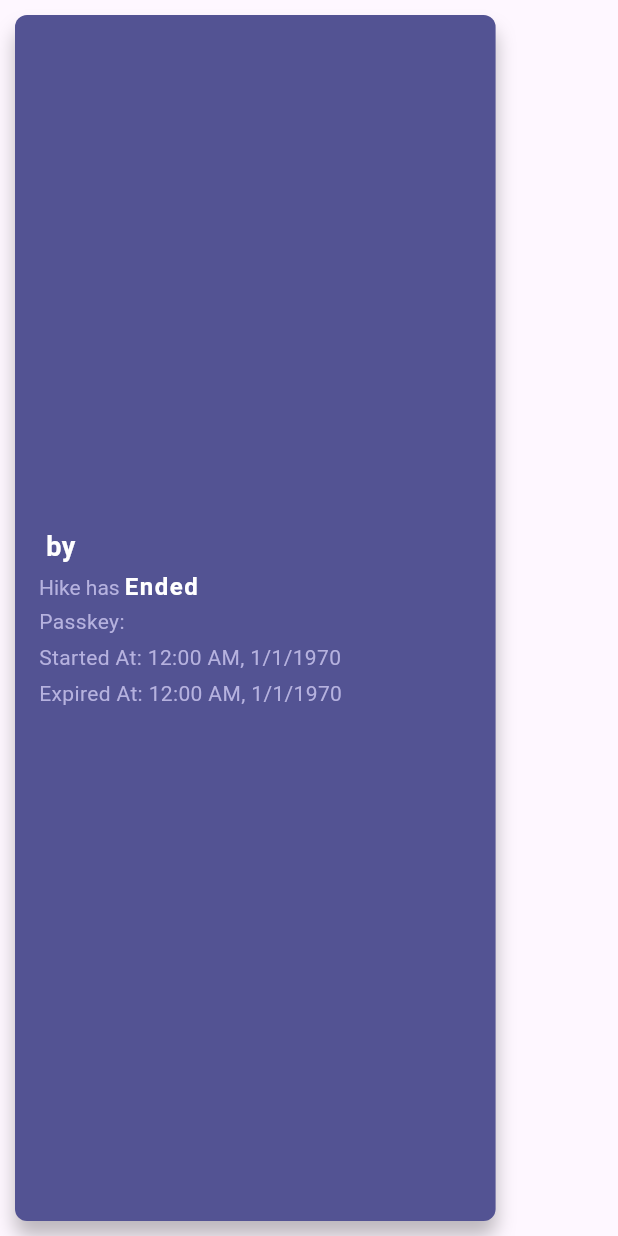
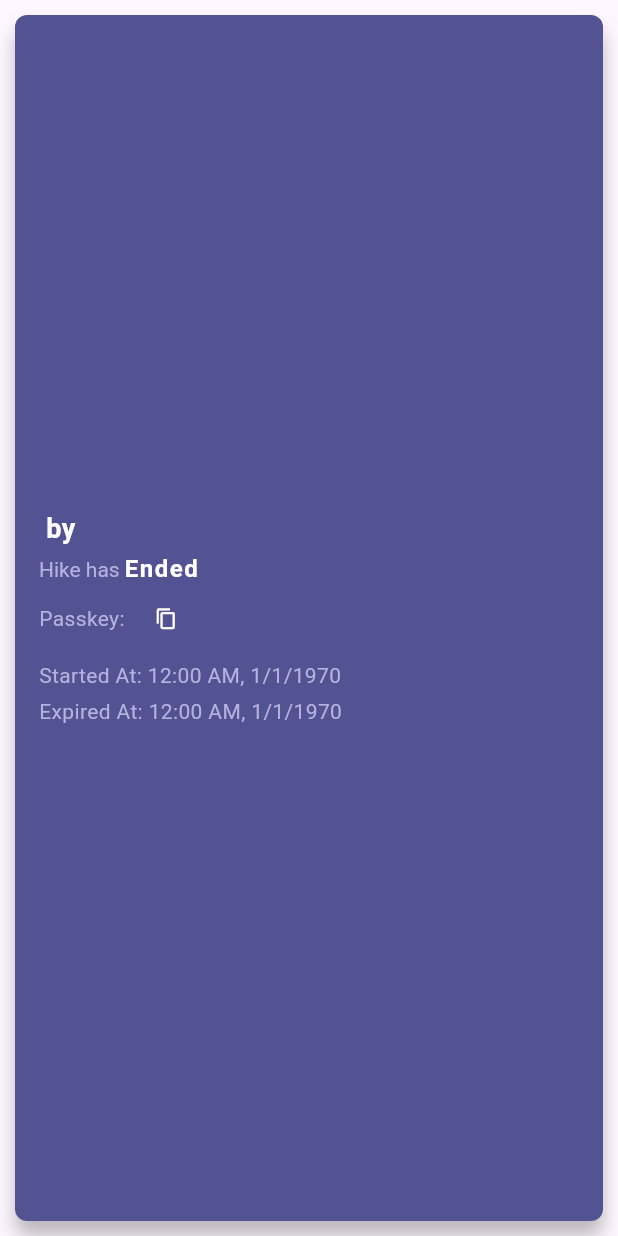
Before and after one commit to CCExtractor/beacon, a Flutter app: what getBeaconCard() shows on an empty page, opened directly with empty values, on a phone screen of 412 x 824 dp. Run offline on Flutter 3.47's test engine with Material 3 defaults, Android fonts, the phone set to English and light mode, and no system bars; drawn by our look-alikes of overlay_support; our stand-ins replace auto_route, connectivity_plus, flutter_bloc, flutter_countdown_timer, flutter_local_notifications, flutter_spinkit and 17 more; missing offline and left inert: data_connection_checker_nulls, duration_picker, flutter_animarker, flutter_config, flutter_geocoder_alternative, flutter_polyline_points; accounts and stored records are empty; Roboto replaces fonts that are missing (Poppins).

Commit message:
copy icon for copying short code

```diff
--- a/lib/Bloc/data/models/group/group_model.dart
+++ b/lib/Bloc/data/models/group/group_model.dart
@@ -3,7 +3,6 @@ import 'package:beacon/Bloc/data/models/user/user_model.dart';
 import 'package:beacon/Bloc/domain/entities/group/group_entity.dart';
 import 'package:hive/hive.dart';
 import 'package:json_annotation/json_annotation.dart';
-
 part 'group_model.g.dart';
 
 @HiveType(typeId: 30)
--- a/lib/Bloc/presentation/cubit/group_cubit.dart
+++ b/lib/Bloc/presentation/cubit/group_cubit.dart
@@ -1,7 +1,9 @@
+import 'package:beacon/Bloc/core/constants/location.dart';
 import 'package:beacon/Bloc/core/resources/data_state.dart';
 import 'package:beacon/Bloc/domain/entities/beacon/beacon_entity.dart';
 import 'package:beacon/Bloc/domain/usecase/group_usecase.dart';
 import 'package:flutter_bloc/flutter_bloc.dart';
+import 'package:geolocator/geolocator.dart';
 
 abstract class GroupState {}
 
@@ -32,6 +34,7 @@ class GroupCubit extends Cubit<GroupState> {
   bool isCompletelyFetched = false;
   List<BeaconEntity> _beacons = [];
   List<BeaconEntity> get beacons => _beacons;
+  Position? position;
 
   Future<void> createHike(String title, int startsAt, int expiresAt, String lat,
       String lon, String groupID) async {
@@ -89,6 +92,10 @@ class GroupCubit extends Cubit<GroupState> {
     }
   }
 
+  Future<void> fetchPosition() async {
+    position = await LocationService.getCurrentLocation();
+  }
+
   clear() {
     page = 1;
     pageSize = 4;
--- a/lib/Bloc/presentation/screens/group_screen.dart
+++ b/lib/Bloc/presentation/screens/group_screen.dart
@@ -37,6 +37,7 @@ class _GroupScreenState extends State<GroupScreen>
     _scrollController = ScrollController();
     _scrollController.addListener(_listener);
     _groupCubit = context.read<GroupCubit>();
+    _groupCubit.position == null ? _groupCubit.fetchPosition() : null;
     _groupCubit.fetchGroupHikes(widget.group.id!);
     super.initState();
   }
--- a/lib/locator.dart
+++ b/lib/locator.dart
@@ -27,7 +27,6 @@ import 'package:beacon/old/components/view_model/hike_screen_model.dart';
 import 'package:beacon/old/components/view_model/group_screen_view_model.dart';
 import 'package:flutter/material.dart';
 import 'package:get_it/get_it.dart';
-import 'package:graphql_flutter/graphql_flutter.dart';
 
 GetIt locator = GetIt.instance;
 final UserConfig? userConfig = locator<UserConfig>();
@@ -43,8 +42,6 @@ final localApi = locator<LocalApi>();
 final remoteAuthApi = locator<RemoteAuthApi>();
 final remoteHomeApi = locator<RemoteHomeApi>();
 final utils = locator<Utils>();
-late GraphQLClient gclientAuth;
-late GraphQLClient gclientNonAuth;
 
 void setupLocator() async {
   // shared prefrence services
@@ -80,9 +77,6 @@ void setupLocator() async {
   locator.registerSingleton<LocalApi>(LocalApi());
 
   final authClient = await graphqlConfig.authClient();
-
-  gclientAuth = await graphqlConfig.authClient();
-  gclientAuth = await graphqlConfig.clientToQuery();
 
   // Remote Api
   locator.registerSingleton<RemoteAuthApi>(
--- a/lib/old/components/beacon_card.dart
+++ b/lib/old/components/beacon_card.dart
@@ -9,6 +9,7 @@ import 'package:beacon/old/components/models/beacon/beacon.dart';
 import 'package:beacon/old/components/utilities/constants.dart';
 import 'package:beacon/router.dart';
 import 'package:flutter/material.dart';
+import 'package:flutter/services.dart';
 import 'package:sizer/sizer.dart';
 import 'package:skeleton_text/skeleton_text.dart';
 import 'package:intl/intl.dart';
@@ -144,10 +145,24 @@ class BeaconCustomWidgets {
                           ],
                         ),
                       ),
-                      SizedBox(height: 4.0),
+                      Row(
+                        children: [
                           Text('Passkey: ${beacon.shortcode}',
                               style: Style.commonTextStyle),
-                      SizedBox(height: 4.0),
+                          IconButton(
+                              onPressed: () {
+                                Clipboard.setData(ClipboardData(
+                                    text: beacon.shortcode.toString()));
+                                utils.showSnackBar(
+                                    'Shortcode copied!', context);
+                              },
+                              icon: Icon(
+                                Icons.copy,
+                                color: Colors.white,
+                                size: 15,
+                              ))
+                        ],
+                      ),
                       (beacon.startsAt != null)
                           ? Text(
                               'Started At: ${DateFormat("hh:mm a, d/M/y").format(DateTime.fromMillisecondsSinceEpoch(beacon.startsAt!)).toString()}',
@@ -218,14 +233,30 @@ class BeaconCustomWidgets {
                               //   dateTime: DateTime.fromMillisecondsSinceEpoch(
                               //       beacon.startsAt!),
                               //   name: beacon.title,
-                              //   beacon: beacon,
+                              //   beacon: Beacon(),
                               // )
                             ],
                           ),
-                          SizedBox(height: 4.0),
+                          // SizedBox(height: 4.0),
+                          Row(
+                            children: [
                               Text('Passkey: ${beacon.shortcode}',
                                   style: Style.commonTextStyle),
-                          SizedBox(height: 4.0),
+                              IconButton(
+                                  onPressed: () {
+                                    Clipboard.setData(ClipboardData(
+                                        text: beacon.shortcode.toString()));
+                                    utils.showSnackBar(
+                                        'Shortcode copied!', context);
+                                  },
+                                  icon: Icon(
+                                    Icons.copy,
+                                    color: Colors.white,
+                                    size: 15,
+                                  ))
+                            ],
+                          ),
+                          // SizedBox(height: 4.0),
                           (beacon.startsAt != null)
                               ? Text(
                                   'Starts At: ${DateFormat("hh:mm a, d/M/y").format(DateTime.fromMillisecondsSinceEpoch(beacon.startsAt!)).toString()}',
@@ -266,9 +297,24 @@ class BeaconCustomWidgets {
                               ],
                             ),
                           ),
-                          SizedBox(height: 4.0),
+                          Row(
+                            children: [
                               Text('Passkey: ${beacon.shortcode}',
                                   style: Style.commonTextStyle),
+                              IconButton(
+                                  onPressed: () {
+                                    Clipboard.setData(ClipboardData(
+                                        text: beacon.shortcode.toString()));
+                                    utils.showSnackBar(
+                                        'Shortcode copied!', context);
+                                  },
+                                  icon: Icon(
+                                    Icons.copy,
+                                    color: Colors.white,
+                                    size: 15,
+                                  ))
+                            ],
+                          ),
                           SizedBox(height: 4.0),
                           (beacon.startsAt != null)
                               ? Text(
--- a/pubspec.yaml
+++ b/pubspec.yaml
@@ -22,7 +22,7 @@ dependencies:
   flutter_polyline_points: ^1.0.0
   flutter_spinkit: ^5.2.0
   fluttertoast: ^8.2.4
-  geolocator: ^10.1.0
+  geolocator: ^12.0.0
   get_it: ^7.6.4
   google_maps_flutter: ^2.5.3
   graphql_flutter: ^5.1.0
```
Also changed, not shown: lib/Bloc/core/constants/location.dart (added, +30 -0 lines), lib/Bloc/presentation/widgets/create_join_dialog.dart (+18 -3 lines), lib/old/components/group_card.dart (+19 -3 lines), lib/Bloc/data/models/beacon/beacon_model.g.dart, lib/Bloc/data/models/group/group_model.g.dart, lib/Bloc/data/models/user/user_model.g.dart, pubspec.lock. Lines whose indentation alone changed are shown as unchanged.
